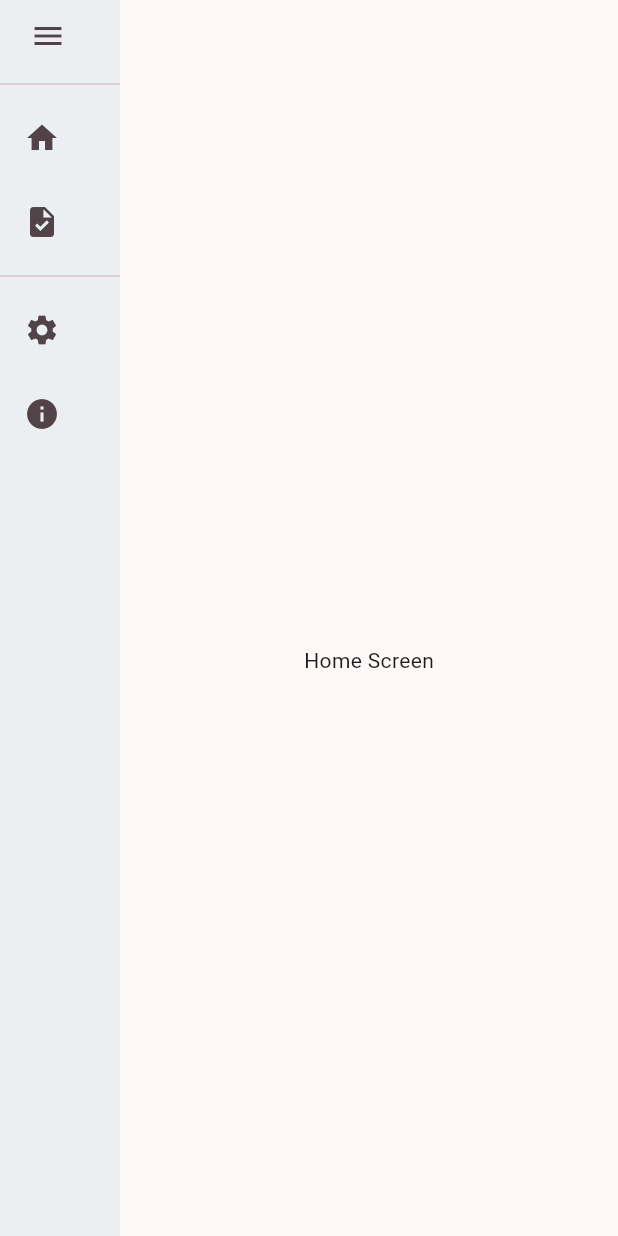
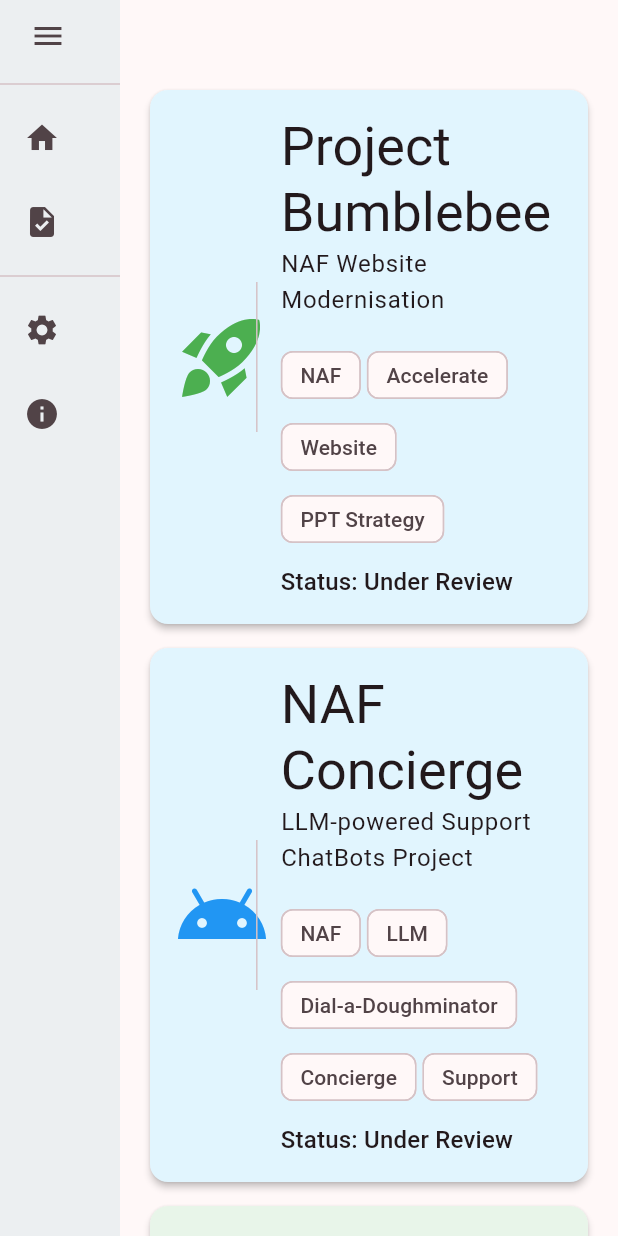
Before and after one commit to atketan/objective-otter, a Flutter app: the screen it shows after launch, after a tap on the "menu open" icon, on a phone screen of 412 x 824 dp. Run offline on Flutter 3.47's test engine with Material 3 defaults, Android fonts, the phone set to English and light mode, and no system bars; our stand-ins replace easy_sidemenu, firebase_core, go_router; accounts and stored records are empty.

Commit message:
feat: Add ProjectsCardWidget and update HomeScreen
This commit adds the ProjectsCardWidget to the codebase, which is a stateless widget responsible for rendering a card with project details. It also updates the HomeScreen to use the ProjectsCardWidget to display a list of project cards.

These changes enhance the functionality and visual appeal of the home screen by showcasing project information in an organized and visually appealing manner.

```diff
--- a/lib/presentation/home/home_screen.dart
+++ b/lib/presentation/home/home_screen.dart
@@ -1,7 +1,85 @@
 import 'package:flutter/material.dart';
+import 'package:objective_otter/presentation/home/widgets/projects_card_widget.dart';
 
-class HomeScreen extends StatelessWidget {
+class HomeScreen extends StatefulWidget {
   const HomeScreen({super.key});
+
+  @override
+  State<HomeScreen> createState() => HomeScreenState();
+}
+
+class HomeScreenState extends State<HomeScreen> {
+  List<ProjectsCardDetails> projectCards = [
+    ProjectsCardDetails(
+      projectName: "Project Bumblebee",
+      projectDescription: "NAF Website Modernisation",
+      projectIcon: const Icon(
+        Icons.rocket_launch_sharp,
+        color: Colors.green,
+        size: 64,
+      ),
+      projectTags: [
+        "NAF",
+        "Accelerate",
+        "Website",
+        "PPT Strategy",
+      ],
+      projectStatus: ProjectStatus.review,
+    ),
+    ProjectsCardDetails(
+      projectName: "NAF Concierge",
+      projectDescription: "LLM-powered Support ChatBots Project",
+      projectIcon: const Icon(
+        Icons.android_sharp,
+        color: Colors.blue,
+        size: 64,
+      ),
+      projectTags: [
+        "NAF",
+        "LLM",
+        "Dial-a-Doughminator",
+        "Concierge",
+        "Support",
+      ],
+      projectStatus: ProjectStatus.review,
+    ),
+    ProjectsCardDetails(
+      projectName: "Project X",
+      projectDescription:
+          "Headless CMS Test Suite - to support Bumblebee testing and sign-off",
+      projectIcon: const Icon(
+        Icons.factory_sharp,
+        color: Colors.black,
+        size: 64,
+      ),
+      projectTags: [
+        "CMS",
+        "Test Suite",
+        "Headless",
+        "API-driven",
+        "Bumblebee",
+      ],
+      projectStatus: ProjectStatus.planned,
+    ),
+    ProjectsCardDetails(
+      projectName: "Short Circuit",
+      projectDescription:
+          "Simplify PIM integration with Bumblebee and NAF Website, Direct Integration",
+      projectIcon: const Icon(
+        Icons.shortcut_sharp,
+        color: Colors.black,
+        size: 64,
+      ),
+      projectTags: [
+        "PIM",
+        "EA&S",
+        "No Code",
+        "Low Code",
+        "Bumblebee",
+      ],
+      projectStatus: ProjectStatus.ongoing,
+    ),
+  ];
 
   @override
   Widget build(BuildContext context) {
@@ -9,7 +87,24 @@ class HomeScreen extends StatelessWidget {
       appBar: AppBar(
           // title: const Text("Home"),
           ),
-      body: const Center(child: Text("Home Screen")),
+      body: Padding(
+        padding: const EdgeInsets.symmetric(horizontal: 16.0),
+        child: Wrap(
+          spacing: 8.0, // horizontal space between cards
+          runSpacing: 8.0, // vertical space between lines
+          children: projectCards
+              .map(
+                (item) => SizedBox(
+                  width: 500,
+                  // height: 100,
+                  child: ProjectsCardWidget(
+                    projectCard: item,
+                  ),
+                ),
+              )
+              .toList(),
+        ),
+      ),
     );
   }
 }
--- /dev/null
+++ b/lib/presentation/home/widgets/projects_card_widget.dart
@@ -0,0 +1,132 @@
+import 'package:flutter/material.dart';
+
+class ProjectsCardWidget extends StatelessWidget {
+  const ProjectsCardWidget({super.key, required this.projectCard});
+
+  final ProjectsCardDetails projectCard;
+
+  @override
+  Widget build(BuildContext context) {
+    return Card(
+      elevation: 2,
+      color: projectCard.projectStatus.statusColor,
+      child: Padding(
+        padding: const EdgeInsets.all(16.0),
+        child: Row(
+          children: [
+            Expanded(
+              flex: 2,
+              child: projectCard.projectIcon,
+            ),
+            const SizedBox(
+              height: 100,
+              child: VerticalDivider(),
+            ),
+            const SizedBox(width: 8.0),
+            Expanded(
+              flex: 8,
+              child: Column(
+                crossAxisAlignment: CrossAxisAlignment.start,
+                children: [
+                  Text(
+                    projectCard.projectName,
+                    style: Theme.of(context).textTheme.displaySmall,
+                  ),
+                  Text(
+                    projectCard.projectDescription,
+                    style: Theme.of(context).textTheme.bodyLarge,
+                  ),
+                  const SizedBox(height: 16.0),
+                  Wrap(
+                    spacing: 4.0, // Horizontal space between chips
+                    runSpacing: 4.0, // Vertical space between lines
+                    children: projectCard.projectTags
+                        .map(
+                          (tag) => Chip(
+                            padding: const EdgeInsets.all(4.0),
+                            visualDensity: VisualDensity.comfortable,
+                            label: Text(tag),
+                          ),
+                        )
+                        .toList(),
+                  ),
+                  const SizedBox(height: 8.0),
+                  Text(
+                    "Status: ${projectCard.projectStatus.stringValue}",
+                    style: Theme.of(context).textTheme.titleMedium,
+                    textAlign: TextAlign.center,
+                  )
+                ],
+              ),
+            ),
+          ],
+        ),
+      ),
+    );
+  }
+}
+
+class ProjectsCardDetails {
+  String projectName;
+  String projectDescription;
+  Icon projectIcon;
+  List<String> projectTags;
+  ProjectStatus projectStatus;
+
+  ProjectsCardDetails({
+    required this.projectName,
+    required this.projectDescription,
+    required this.projectIcon,
+    required this.projectTags,
+    required this.projectStatus,
+  });
+}
+
+enum ProjectStatus {
+  planned,
+  review,
+  approved,
+  ongoing,
+  paused,
+  completed,
+}
+
+extension ProjectStatusExtension on ProjectStatus {
+  String get stringValue {
+    switch (this) {
+      case ProjectStatus.planned:
+        return 'Planned';
+      case ProjectStatus.review:
+        return 'Under Review';
+      case ProjectStatus.approved:
+        return 'Approved';
+      case ProjectStatus.ongoing:
+        return 'Ongoing';
+      case ProjectStatus.paused:
+        return 'Paused';
+      case ProjectStatus.completed:
+        return 'Completed';
+      default:
+        return 'Unknown';
+    }
+  }
+
+  Color? get statusColor {
+    switch (this) {
+      case ProjectStatus.planned:
+        return Colors.green[50];
+      case ProjectStatus.review:
+        return Colors.lightBlue[50];
+      case ProjectStatus.approved:
+        return Colors.green[100];
+      case ProjectStatus.ongoing:
+        return Colors.purple[50];
+      case ProjectStatus.paused:
+        return Colors.pink[50];
+      case ProjectStatus.completed:
+        return Colors.green[300];
+      default:
+        return Colors.grey[100];
+    }
+  }
+}
```
